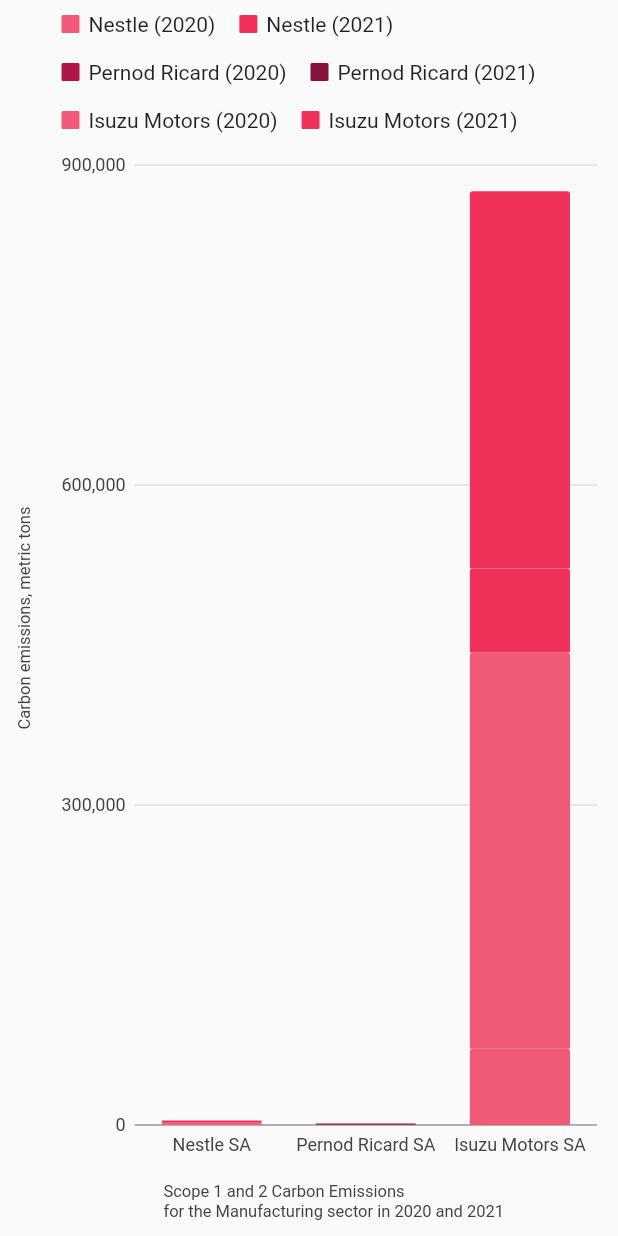
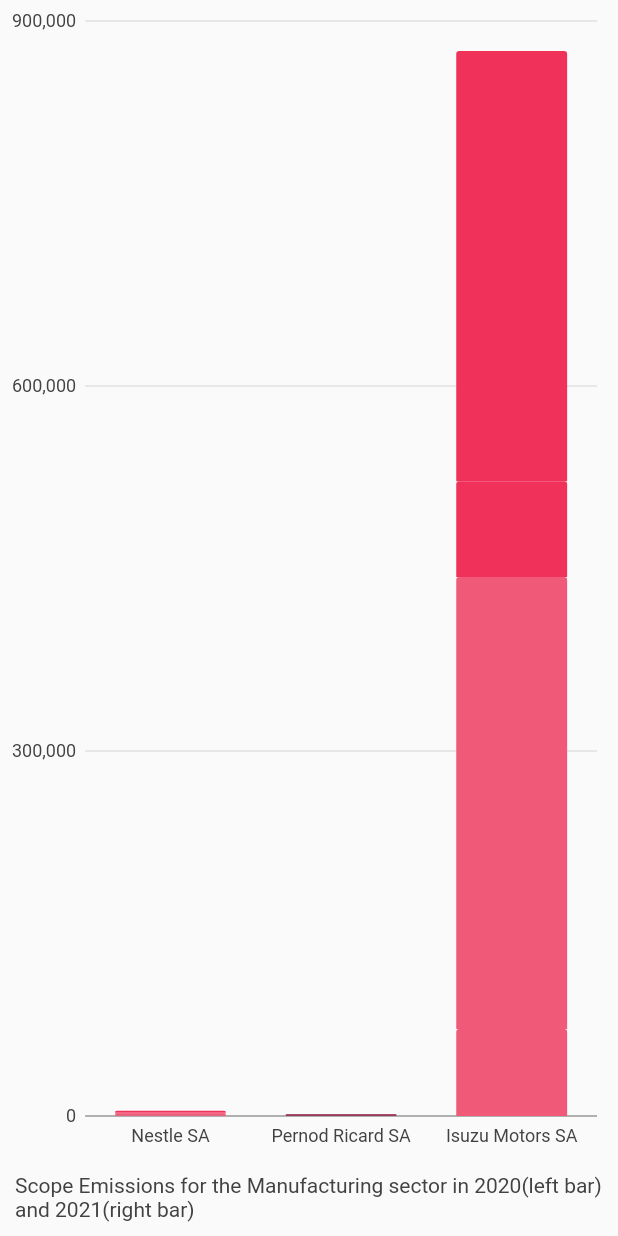
Before and after one commit to Nsuku0/FrontEnd, a Flutter app: the ManufacturingChart widget shown alone on an empty page, opened directly, on a phone screen of 412 x 824 dp. Run offline on Flutter 3.47's test engine with Material 2 defaults, Android fonts, the light colour scheme and no system bars; our stand-ins replace charts_flutter, pie_chart, syncfusion_flutter_charts; missing offline and left inert: pretty_gauge.

Commit message:
Shortened chart Titles

```diff
--- a/lib/bar_charts/charts/manufacturing_chart.dart
+++ b/lib/bar_charts/charts/manufacturing_chart.dart
@@ -24,18 +24,12 @@
       // Add the series legend behavior to the chart to turn on series legends.
       // By default the legend will display above the chart.
       behaviors: [
-        new charts.SeriesLegend(),
-        new charts.ChartTitle(
-            'Scope 1 and 2 Carbon Emissions\nfor the Manufacturing sector in 2020 and 2021',
+        charts.ChartTitle(
+            'Scope Emissions for the Manufacturing sector in 2020(left bar) and 2021(right bar)',
             behaviorPosition: charts.BehaviorPosition.bottom,
-            titleStyleSpec: charts.TextStyleSpec(fontSize: 11),
+            titleStyleSpec:   const charts.TextStyleSpec(fontSize: 14,),
             titleOutsideJustification:
-                charts.OutsideJustification.middleDrawArea),
-        new charts.ChartTitle('Carbon emissions, metric tons',
-            behaviorPosition: charts.BehaviorPosition.start,
-            titleStyleSpec: charts.TextStyleSpec(fontSize: 11),
-            titleOutsideJustification:
-                charts.OutsideJustification.middleDrawArea)
+            charts.OutsideJustification.middleDrawArea),
       ],
     );
   }
```
